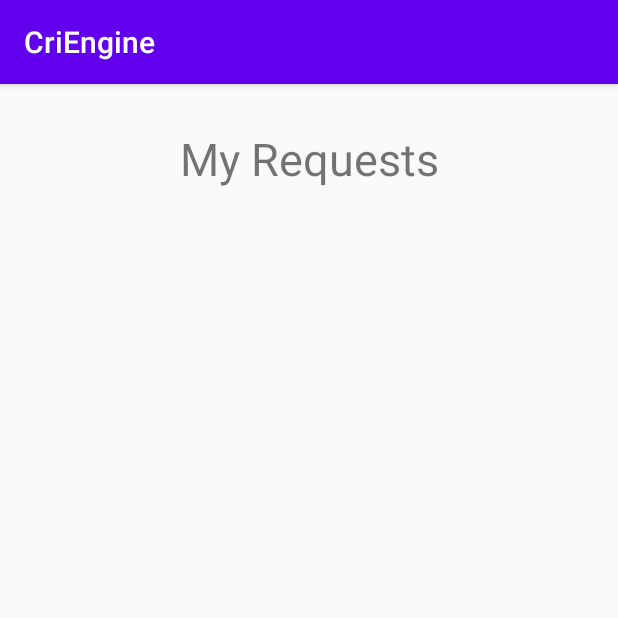
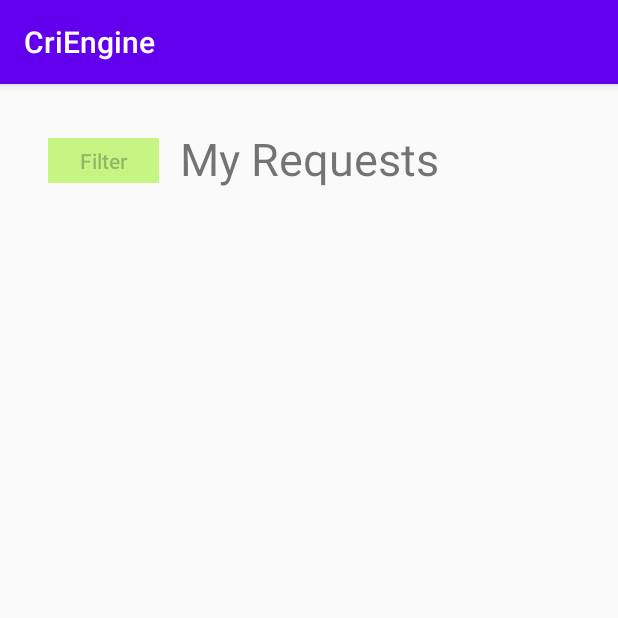
Before and after one commit to CMPUT301F20T05/CriEngine, an Android app: the fragment RequestedBooksFragment shown on its own in the app's theme, on a phone screen of 412 x 824 dp, the top half of it. Run offline under Robolectric (Android 15) with nearby library versions, the phone set to English and light mode, and no system bars; our stand-ins replace Firebase (no records; nobody signed in at launch, a user with empty details on screens opened directly); libraries missing offline, so code that uses them is left out: com.firebase.ui; 1 statement that could not run was skipped.

Commit message:
fix: fragment now matches the figma (#134)
* fix: fixed some comments and found some bugs

* fix: fragment now matches the figma

```diff
--- a/client/app/src/main/java/com/example/criengine/Adapters/BorrowerBooksListAdapter.java
+++ b/client/app/src/main/java/com/example/criengine/Adapters/BorrowerBooksListAdapter.java
@@ -18,7 +18,7 @@ import java.util.ArrayList;
  * BookListAdapter is a custom ArrayAdapter that can be used to show Book instances in
  * a ListView.
  * Outstanding Issues:
- * - Does not retrieve info/push changes to the database.
+ * - Does not push changes to the database.
  */
 public class BorrowerBooksListAdapter extends ArrayAdapter<Book> {
 
@@ -64,11 +64,9 @@ public class BorrowerBooksListAdapter extends ArrayAdapter<Book> {
 
         statusText.setText(book.getStatus());
 
-        // TODO: use db username and watchlist to determine state
         // Cancel -- we requested /  watching a book
         // Scan -- we have borrowed / Status == Accepted
         // Ok -- Rejected
-        // if ( book.getRequesters().contains(Database.myUsername) || Database.getMyProfile.getWatchList().contains(book))
         DatabaseWrapper dbw = DatabaseWrapper.getWrapper();
         if (book.getRequesters().contains(dbw.userId)) {
             actionButton.setText("Cancel");
@@ -83,7 +81,7 @@ public class BorrowerBooksListAdapter extends ArrayAdapter<Book> {
                     }
             );
 
-        } else if (book.getBorrower() == dbw.userId) {
+        } else if (book.getBorrower().equals(dbw.userId)) {
             statusText.setTextColor(view.getResources().getColor(R.color.status_accepted));
             actionButton.setText("Scan");
             // todo: remove once implemented functionality
--- a/client/app/src/main/java/com/example/criengine/Fragments/RequestedBooksFragment.java
+++ b/client/app/src/main/java/com/example/criengine/Fragments/RequestedBooksFragment.java
@@ -3,6 +3,7 @@ package com.example.criengine.Fragments;
 import android.os.Bundle;
 import android.view.View;
 import android.widget.AdapterView;
+import android.widget.Button;
 import android.widget.ListView;
 
 import androidx.annotation.NonNull;
@@ -18,12 +19,13 @@ import java.util.ArrayList;
 import java.util.List;
 
 /**
- * Requested Books Fragment. Handles displaying information about all requested books.
+ * Requested Books Fragment. Handles displaying information about all outgoing requests.
  * Outstanding Issues:
- * - Does not retrieve the information from the database.
+ * - Does not navigate to a book if selected (activity not implemented).
  */
 public class RequestedBooksFragment extends RootFragment {
     BorrowerBooksListAdapter borrowerBooksListAdapter;
+    Button filterButton;
     ArrayList<Book> borrowerBooks;
     DatabaseWrapper dbw = DatabaseWrapper.getWrapper();
 
@@ -48,10 +50,13 @@ public class RequestedBooksFragment extends RootFragment {
     public void onViewCreated(@NonNull View view, @Nullable Bundle savedInstanceState) {
         super.onViewCreated(view, savedInstanceState);
 
-        // TODO: remove dummy code
-        borrowerBooks = new ArrayList<Book>();
+        borrowerBooks = new ArrayList<>();
 
         borrowerBooksListAdapter = new BorrowerBooksListAdapter(getContext(), borrowerBooks);
+
+        filterButton = getView().findViewById(R.id.requests_filter_button);
+        // TODO: Enable button when functionality is here.
+        filterButton.setEnabled(false);
 
         ListView bookNameTextView = getView().findViewById(R.id.bookListView);
         bookNameTextView.setAdapter(borrowerBooksListAdapter);
@@ -69,7 +74,7 @@ public class RequestedBooksFragment extends RootFragment {
         bookNameTextView.setOnItemClickListener(new AdapterView.OnItemClickListener() {
             @Override
             public void onItemClick(AdapterView<?> parent, View view, int position, long id) {
-                //TODO: redirect to book view
+                // TODO: Navigate to book-view (non owner view)
             }
         });
     }
--- a/client/app/src/main/res/layout/activity_request.xml
+++ b/client/app/src/main/res/layout/activity_request.xml
@@ -6,10 +6,17 @@
     android:layout_height="match_parent"
     tools:context=".Activities.RequestActivity">
 
-    <LinearLayout
-        android:layout_width="match_parent"
-        android:layout_height="match_parent"
-        android:orientation="vertical">
+    <Button
+        android:id="@+id/requests_filter_button"
+        android:layout_width="74dp"
+        android:layout_height="30dp"
+        android:layout_marginStart="32dp"
+        android:layout_marginTop="36dp"
+        android:background="@drawable/rounded_button"
+        android:text="@string/my_books_filter"
+        android:textAllCaps="false"
+        app:layout_constraintStart_toStartOf="parent"
+        app:layout_constraintTop_toTopOf="parent" />
 
     <TextView
         android:id="@+id/titleTextView"
@@ -17,16 +24,20 @@
         android:layout_height="wrap_content"
         android:height="100dp"
         android:gravity="center"
-            android:text="My Requests"
+        android:text="@string/requests_header"
         android:textAlignment="center"
-            android:textSize="30sp" />
+        android:textSize="30sp"
+        app:layout_constraintEnd_toEndOf="parent"
+        app:layout_constraintStart_toStartOf="parent"
+        app:layout_constraintTop_toTopOf="parent" />
 
     <ListView
         android:id="@+id/bookListView"
         android:layout_width="match_parent"
-            android:layout_height="match_parent"
+        android:layout_height="0dp"
         android:divider="@null"
-            android:dividerHeight="0dp" />
-
-    </LinearLayout>
+        android:dividerHeight="0dp"
+        android:focusable="true"
+        app:layout_constraintTop_toBottomOf="@+id/titleTextView"
+        app:layout_constraintBottom_toBottomOf="parent"/>
 </androidx.constraintlayout.widget.ConstraintLayout>
--- a/client/app/src/main/res/values/strings.xml
+++ b/client/app/src/main/res/values/strings.xml
@@ -68,4 +68,7 @@
     <string name="title_notifications">Notifications</string>
     <string name="title_my_profile">My profile</string>
     <string name="title_my_requests">My Requests</string>
+
+    <!-- Outgoing Requests Fragment -->
+    <string name="requests_header">My Requests</string>
 </resources>
```
Lines whose indentation alone changed are shown as unchanged.
